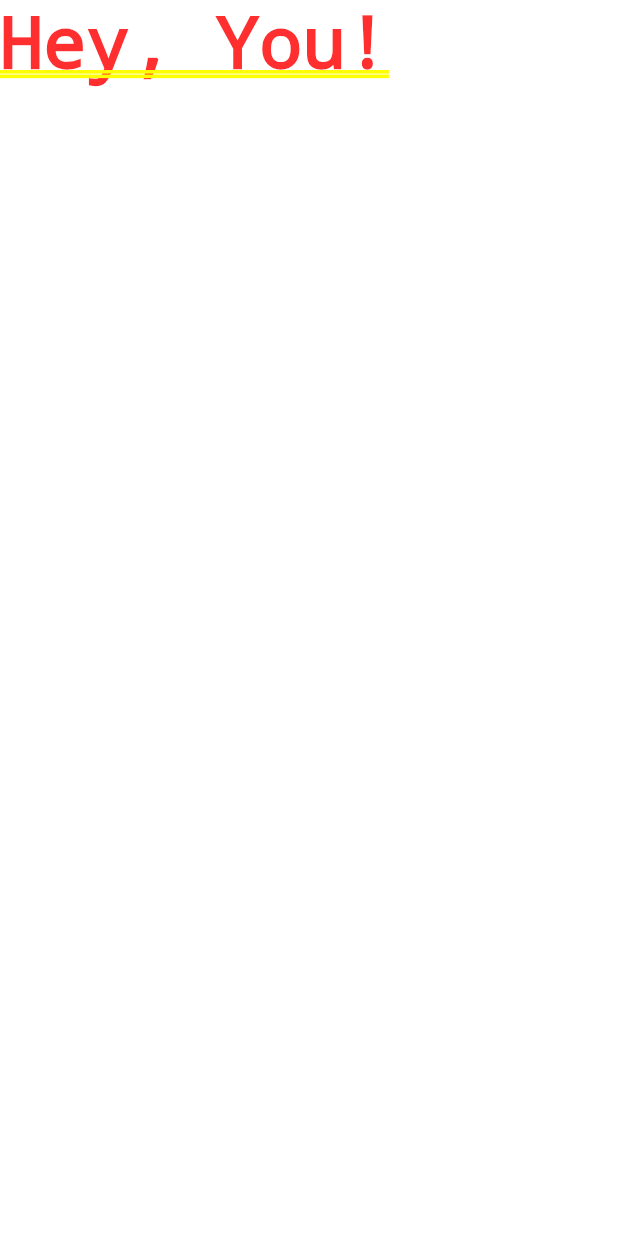
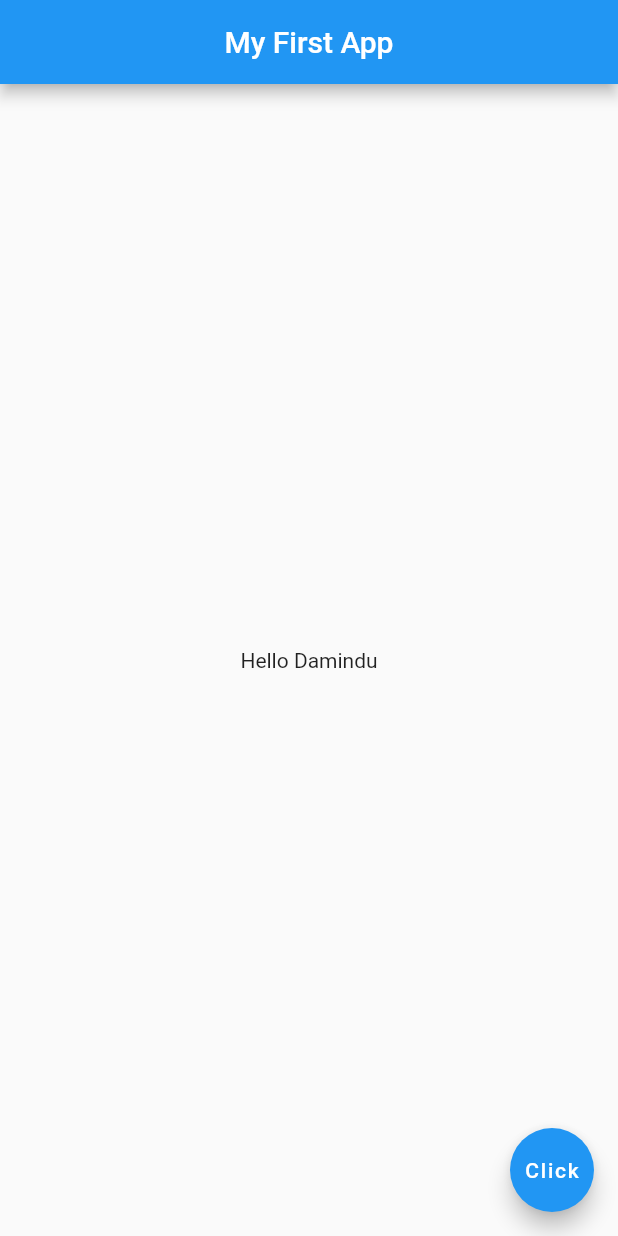
Before and after one commit to DaminduSandaruwan/FlutterMyApp, a Flutter app: the screen it shows after launch, on a phone screen of 412 x 824 dp. Run offline on Flutter 3.47's test engine with Material 2 defaults, Android fonts, the phone set to English and light mode, and no system bars.

Commit message:
Scaffold & AppBar Widgets

```diff
--- a/lib/main.dart
+++ b/lib/main.dart
@@ -1,5 +1,16 @@
 import 'package:flutter/material.dart';
 
 void main() => runApp(MaterialApp(
-  home: Text("Hey, You!"),
+  home: Scaffold(
+    appBar: AppBar(
+      title: Text('My First App'),
+      centerTitle: true,
+    ),
+    body: Center(
+      child: Text("Hello Damindu"),
+    ),
+    floatingActionButton: FloatingActionButton(
+      child: Text("Click"),
+    ),
+  ),
 ));
```
